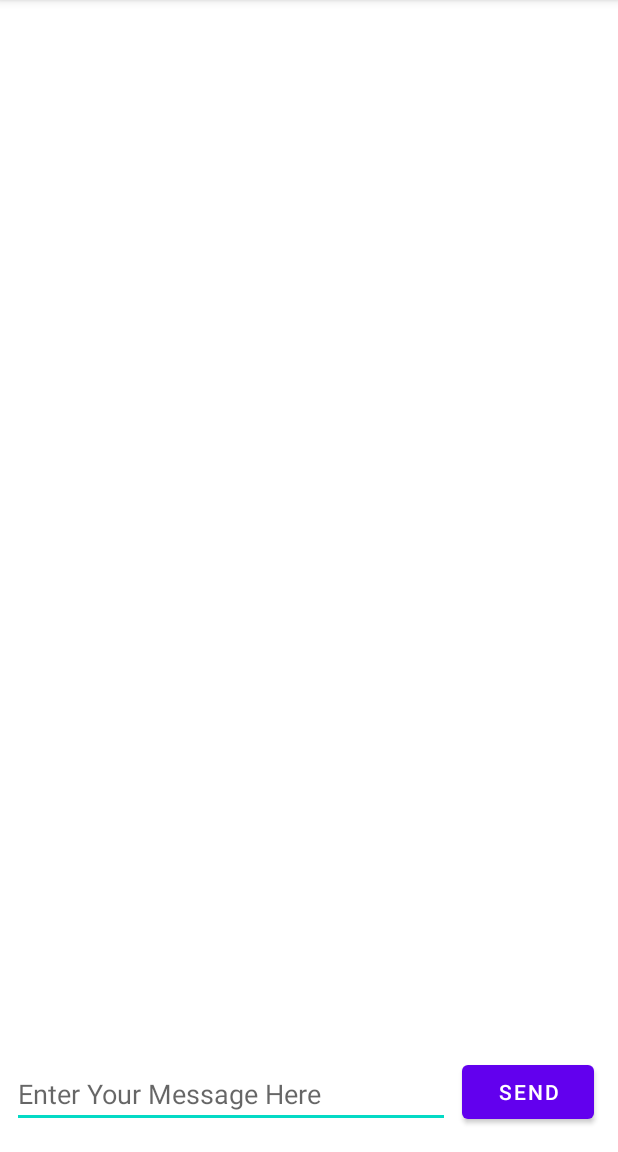
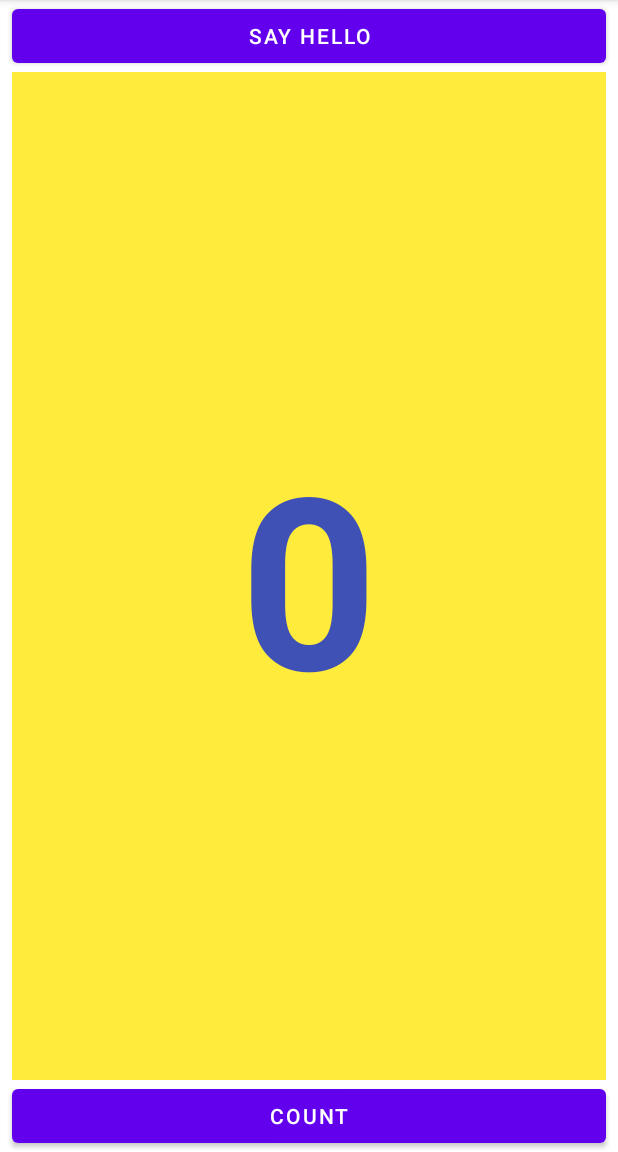
Before and after one commit to surendra660/dma_task4, an Android app: the screen it shows after launch (MainActivity), on a phone screen of 412 x 824 dp, the part 84-1236 px from its top. Run offline under Robolectric (Android 15) with nearby library versions, the phone set to English and light mode, and no system bars.

Commit message:
homework completed

```diff
--- a/app/src/main/java/com/example/twoactivities/MainActivity.java
+++ b/app/src/main/java/com/example/twoactivities/MainActivity.java
@@ -10,77 +10,37 @@ import android.widget.EditText;
 import android.widget.TextView;
 
 public class MainActivity extends AppCompatActivity {
-    // Class name for Log tag
-    private static final String LOG_TAG = MainActivity.class.getSimpleName();
-    // Unique tag required for the intent extra
-    public static final String EXTRA_MESSAGE
-            = "com.example.android.twoactivities.extra.MESSAGE";
-    // Unique tag for the intent reply
+    public static final String EXTRA_MESSAGE="SURAJ";
     public static final int TEXT_REQUEST = 1;
+    private int mCount;
 
-    // EditText view for the message
-    private EditText mMessageEditText;
-    // TextView for the reply header
-    private TextView mReplyHeadTextView;
-    // TextView for the reply body
-    private TextView mReplyTextView;
+    {
+        mCount = 0;
+    }
+    private TextView mShowCount;
 
-    /**
-     * Initializes the activity.
-     *
-     * @param savedInstanceState The current state data.
-     */
     @Override
     protected void onCreate(Bundle savedInstanceState) {
         super.onCreate(savedInstanceState);
         setContentView(R.layout.activity_main);
+        mShowCount = (TextView) findViewById(R.id.show_count);}
 
-        // Initialize all the view variables.
-        mMessageEditText = findViewById(R.id.editText_main);
-        mReplyHeadTextView = findViewById(R.id.text_header_reply);
-        mReplyTextView = findViewById(R.id.text_message_reply);
+
+        public void TextOne(View view) {
+
+        Intent intent = new Intent(this, SecondActivity.class);
+        intent.putExtra(EXTRA_MESSAGE, ""+mCount);
+        //redirect to next page
+        startActivity(intent);
+
     }
 
-    /**
-     * Handles the onClick for the "Send" button. Gets the value of the main EditText,
-     * creates an intent, and launches the second activity with that intent.
-     *
-     * The return intent from the second activity is onActivityResult().
-     *
-     * @param view The view (Button) that was clicked.
-     */
-    public void launchSecondActivity(View view) {
-        Log.d(LOG_TAG, "Button clicked!");
-        Intent intent = new Intent(this, SecondActivity.class);
-        String message = mMessageEditText.getText().toString();
-        intent.putExtra(EXTRA_MESSAGE, message);
-        startActivityForResult(intent, TEXT_REQUEST);
-    }
 
-    /**
-     * Handles the data in the return intent from SecondActivity.
-     *
-     * @param requestCode Code for the SecondActivity request.
-     * @param resultCode Code that comes back from SecondActivity.
-     * @param data Intent data sent back from SecondActivity.
-     */
-    @Override
-    public void onActivityResult(int requestCode, int resultCode, Intent data) {
-        super.onActivityResult(requestCode, resultCode, data);
+    public void countUp(View view){
 
-        // Test for the right intent reply.
-        if (requestCode == TEXT_REQUEST) {
-            // Test to make sure the intent reply result was good.
-            if (resultCode == RESULT_OK) {
-                String reply = data.getStringExtra(SecondActivity.EXTRA_REPLY);
+        mCount++;
+        if (mShowCount != null)
+            mShowCount.setText(Integer.toString(mCount));
 
-                // Make the reply head visible.
-                mReplyHeadTextView.setVisibility(View.VISIBLE);
-
-                // Set the reply and make it visible.
-                mReplyTextView.setText(reply);
-                mReplyTextView.setVisibility(View.VISIBLE);
-            }
-        }
     }
 }
--- a/app/src/main/res/layout/activity_main.xml
+++ b/app/src/main/res/layout/activity_main.xml
@@ -6,53 +6,48 @@
     android:layout_height="match_parent"
     tools:context=".MainActivity">
 
-    <TextView
-        android:id="@+id/text_header_reply"
-        android:layout_width="wrap_content"
+    <Button
+        android:id="@+id/button_toast"
+        android:layout_width="0dp"
         android:layout_height="wrap_content"
         android:layout_marginStart="8dp"
-        android:layout_marginLeft="8dp"
-        android:layout_marginTop="16dp"
-        android:text="@string/text_header_reply"
-        android:textAppearance="@style/TextAppearance.AppCompat.Medium"
-        android:textStyle="bold"
-        android:visibility="invisible"
+        android:layout_marginEnd="8dp"
+        android:onClick="TextOne"
+        android:text="Say HELLO"
+        android:textColor="@color/white"
+        app:layout_constraintEnd_toEndOf="parent"
         app:layout_constraintStart_toStartOf="parent"
-        app:layout_constraintTop_toTopOf="parent" />
+        app:layout_constraintTop_toTopOf="parent"
+        tools:ignore="HardcodedText,OnClick" />
+
+    <Button
+        android:id="@+id/button2"
+        android:layout_width="0dp"
+        android:layout_height="wrap_content"
+        android:layout_marginStart="8dp"
+        android:layout_marginEnd="8dp"
+        android:text="@string/count"
+        app:layout_constraintBottom_toBottomOf="parent"
+        app:layout_constraintEnd_toEndOf="parent"
+        app:layout_constraintStart_toStartOf="parent"
+        android:onClick="countUp"/>
 
     <TextView
-        android:id="@+id/text_message_reply"
-        android:layout_width="wrap_content"
-        android:layout_height="wrap_content"
+        android:id="@+id/show_count"
+        android:layout_width="0dp"
+        android:layout_height="0dp"
         android:layout_marginStart="8dp"
-        android:layout_marginLeft="8dp"
-        android:layout_marginTop="8dp"
-        android:visibility="invisible"
+        android:layout_marginEnd="8dp"
+        android:background="#FFEB3B"
+        android:gravity="center_vertical"
+        android:text="@string/_0"
+        android:textAlignment="center"
+        android:textColor="#3F51B5"
+        android:textSize="160sp"
+        android:textStyle="bold"
+        app:layout_constraintBottom_toTopOf="@+id/button2"
+        app:layout_constraintEnd_toEndOf="parent"
         app:layout_constraintStart_toStartOf="parent"
-        app:layout_constraintTop_toBottomOf="@+id/text_header_reply" />
-
-    <Button
-        android:id="@+id/button_main"
-        android:layout_width="wrap_content"
-        android:layout_height="wrap_content"
-        android:layout_marginBottom="16dp"
-        android:layout_marginRight="16dp"
-        android:text="@string/button_main"
-        android:onClick="launchSecondActivity"
-        app:layout_constraintBottom_toBottomOf="parent"
-        app:layout_constraintRight_toRightOf="parent" />
-
-    <EditText
-        android:id="@+id/editText_main"
-        android:layout_width="0dp"
-        android:layout_height="wrap_content"
-        android:layout_marginBottom="16dp"
-        android:layout_marginEnd="8dp"
-        android:layout_marginStart="8dp"
-        android:ems="10"
-        android:hint="@string/editText_main"
-        android:inputType="textLongMessage"
-        app:layout_constraintBottom_toBottomOf="parent"
-        app:layout_constraintEnd_toStartOf="@+id/button_main"
-        app:layout_constraintStart_toStartOf="parent" />
+        app:layout_constraintTop_toBottomOf="@+id/button_toast"
+        tools:ignore="RtlCompat" />
 </androidx.constraintlayout.widget.ConstraintLayout>
--- a/app/src/main/res/values/strings.xml
+++ b/app/src/main/res/values/strings.xml
@@ -1,9 +1,8 @@
 <resources>
     <string name="app_name">TwoActivities</string>
-    <string name="button_main">Send</string>
-    <string name="editText_main">Enter Your Message Here</string>
-    <string name="text_header">Message Received</string>
-    <string name="button_second">Reply</string>
-    <string name="editText_second">Enter Your Reply Here</string>
-    <string name="text_header_reply">Reply Received</string>
+    <string name="toast">Toast</string>
+    <string name="count">Count</string>
+    <string name="_0">0</string>
+
+
 </resources>
```
Also changed, not shown: app/src/main/java/com/example/twoactivities/SecondActivity.java (+4 -27 lines), app/src/main/res/layout/activity_second.xml (+20 -38 lines), 4 other files.
